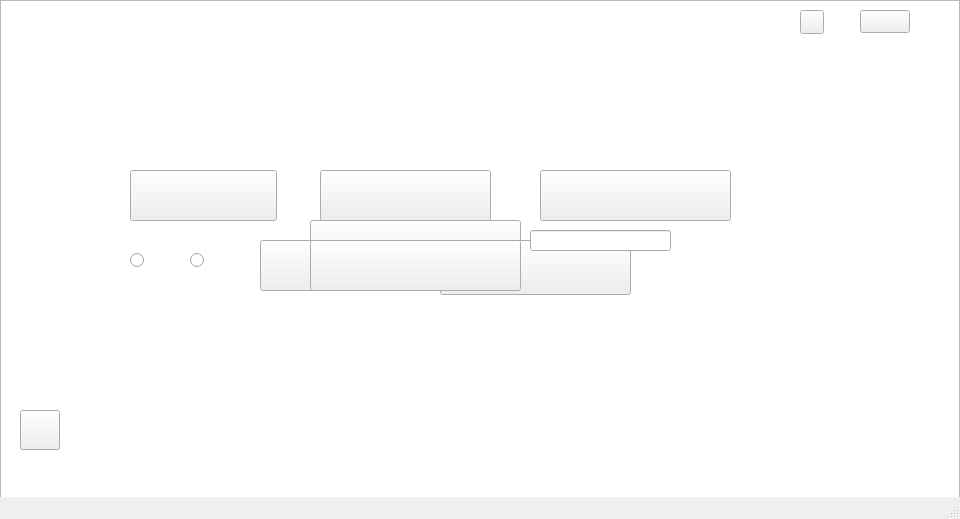
This is ProyectoFinal/mainwindow.ui in mary-doria/ProyectoFinalJuego as Qt 5 draws it before an edit. The edited form follows.
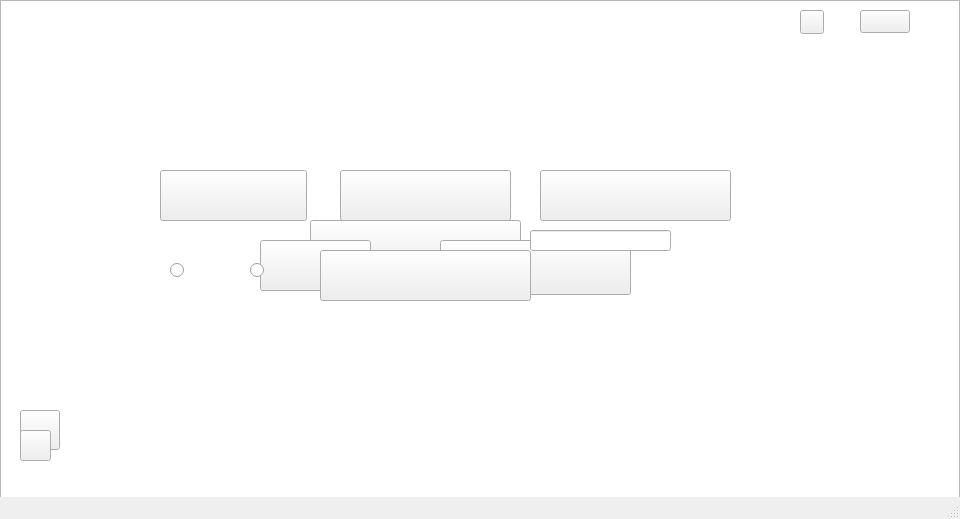
This is the edited form. Icons and pictures are not drawn.

The edit to the form file:
```diff
--- a/ProyectoFinal/mainwindow.ui
+++ b/ProyectoFinal/mainwindow.ui
@@ -107,7 +107,7 @@
    <widget class="QPushButton" name="bottonMultijugador">
     <property name="geometry">
      <rect>
-      <x>320</x>
+      <x>340</x>
       <y>170</y>
       <width>171</width>
       <height>51</height>
@@ -129,8 +129,8 @@
    <widget class="QRadioButton" name="radioButton">
     <property name="geometry">
      <rect>
-      <x>190</x>
-      <y>230</y>
+      <x>250</x>
+      <y>240</y>
       <width>51</width>
       <height>61</height>
      </rect>
@@ -145,8 +145,8 @@
    <widget class="QRadioButton" name="radioButton_2">
     <property name="geometry">
      <rect>
-      <x>130</x>
-      <y>230</y>
+      <x>170</x>
+      <y>240</y>
       <width>51</width>
       <height>61</height>
      </rect>
@@ -186,7 +186,7 @@
     </property>
     <property name="geometry">
      <rect>
-      <x>-10</x>
+      <x>0</x>
       <y>-10</y>
       <width>960</width>
       <height>516</height>
@@ -233,22 +233,6 @@
      <string/>
     </property>
    </widget>
-   <widget class="QLabel" name="label_3">
-    <property name="geometry">
-     <rect>
-      <x>220</x>
-      <y>80</y>
-      <width>341</width>
-      <height>321</height>
-     </rect>
-    </property>
-    <property name="styleSheet">
-     <string notr="true">background-image: url(:/Imagenes/mortyllorando.gif);</string>
-    </property>
-    <property name="text">
-     <string/>
-    </property>
-   </widget>
    <widget class="QPushButton" name="bottonUsurario">
     <property name="geometry">
      <rect>
@@ -306,7 +290,7 @@
    <widget class="QPushButton" name="pushButton_2">
     <property name="geometry">
      <rect>
-      <x>130</x>
+      <x>160</x>
       <y>170</y>
       <width>147</width>
       <height>51</height>
@@ -344,8 +328,8 @@
    <widget class="QPushButton" name="eliminarPartida">
     <property name="geometry">
      <rect>
-      <x>310</x>
-      <y>240</y>
+      <x>320</x>
+      <y>250</y>
       <width>211</width>
       <height>51</height>
      </rect>
@@ -379,9 +363,24 @@
      <string/>
     </property>
    </widget>
+   <widget class="QPushButton" name="pushButton_3">
+    <property name="geometry">
+     <rect>
+      <x>20</x>
+      <y>430</y>
+      <width>31</width>
+      <height>31</height>
+     </rect>
+    </property>
+    <property name="styleSheet">
+     <string notr="true">border-image: url(:/Imagenes/Sonido.png);</string>
+    </property>
+    <property name="text">
+     <string/>
+    </property>
+   </widget>
    <zorder>graphicsView</zorder>
    <zorder>label_2</zorder>
-   <zorder>label_3</zorder>
    <zorder>label</zorder>
    <zorder>bottonReiniciar</zorder>
    <zorder>bottonUsurario</zorder>
@@ -390,12 +389,13 @@
    <zorder>radioButton_2</zorder>
    <zorder>pushButton</zorder>
    <zorder>bottonMultijugador</zorder>
-   <zorder>pushButton_2</zorder>
    <zorder>cargarPartida</zorder>
    <zorder>lineEdit</zorder>
    <zorder>eliminarPartida</zorder>
    <zorder>radioButton</zorder>
    <zorder>salir</zorder>
+   <zorder>pushButton_3</zorder>
+   <zorder>pushButton_2</zorder>
   </widget>
   <widget class="QMenuBar" name="menubar">
    <property name="geometry">
```
